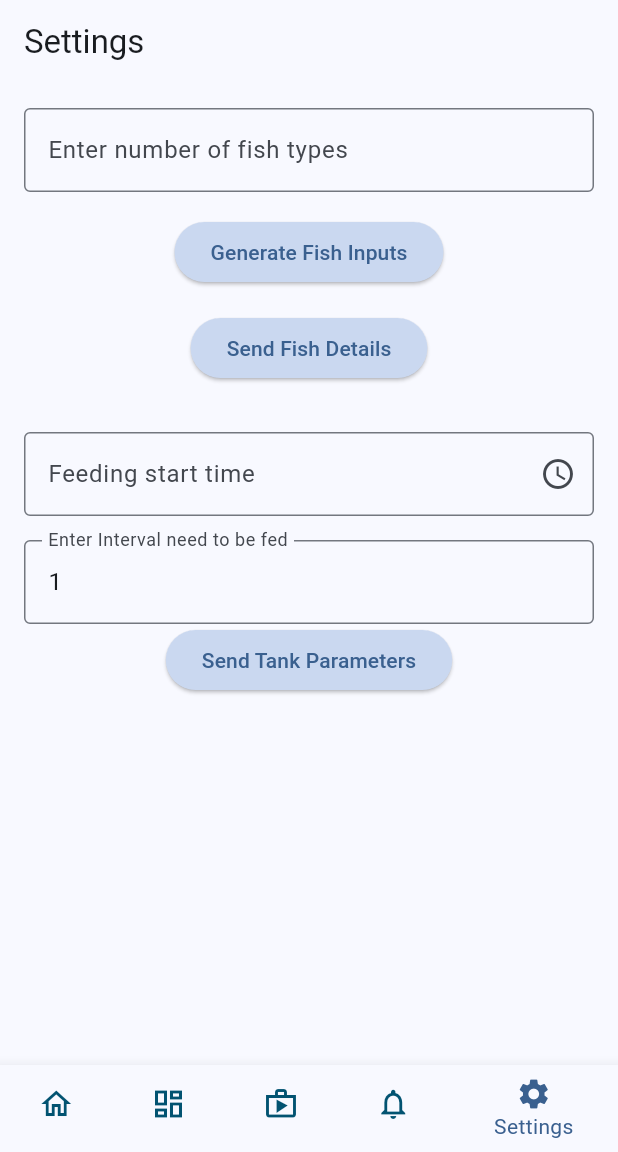
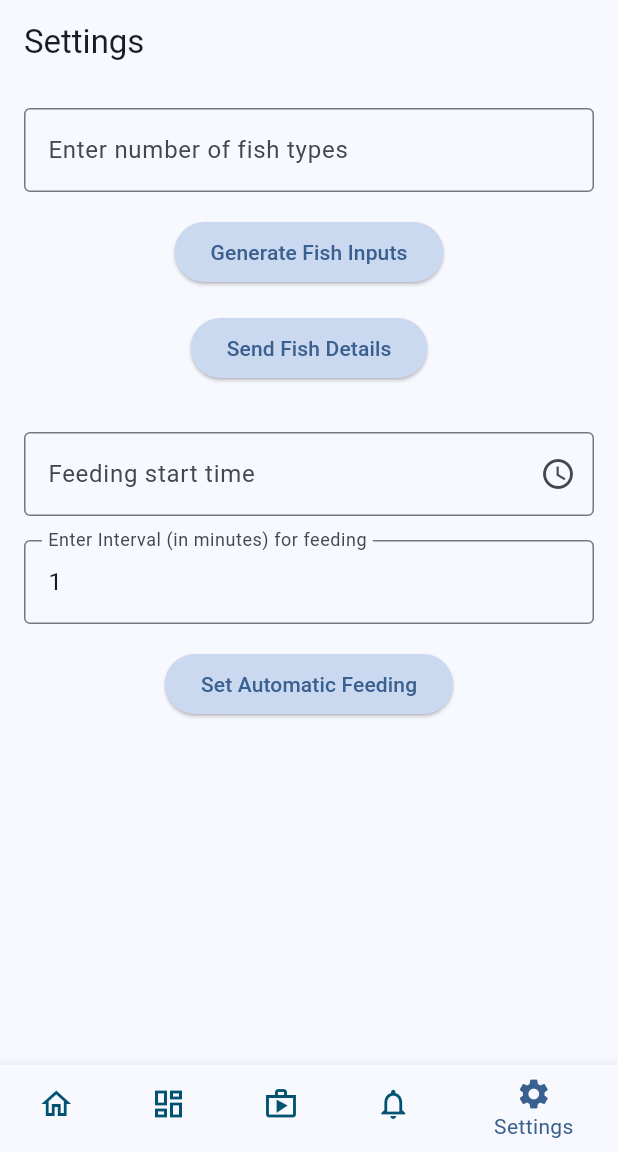
Before and after one commit to SahanEdirimanna/Aquaguard, a Flutter app: the screen it shows after launch, item 5 of the bottom bar chosen, on a phone screen of 412 x 824 dp, the part 84-1236 px from its top. Run offline on Flutter 3.47's test engine with Material 3 defaults, Android fonts, the phone set to English and light mode, and no system bars; network calls fail.

Commit message:
Time panel update and notifications update

```diff
--- a/lib/screens/dashboard.dart
+++ b/lib/screens/dashboard.dart
@@ -146,7 +146,9 @@ class DashboardPageState extends State<DashboardPage> {
                     Icon(Icons.access_time, color: Colors.blue, size: 20.0), // Icon
                     SizedBox(width: 8.0), // Spacing between icon and text
                     Text(
-                      'Last Fed Time',
+                      lastFeedTime.isBefore(DateTime.now())
+                        ? 'Last Fed Time'
+                        : 'Next Feeding Time',
                       style: TextStyle(fontSize: 14.0, fontWeight: FontWeight.bold), // Text
                       textAlign: TextAlign.center,
                     ),
@@ -166,7 +168,7 @@ class DashboardPageState extends State<DashboardPage> {
                     Icon(Icons.schedule, color: Colors.green, size: 20.0), // Icon
                     SizedBox(width: 8.0), // Spacing between icon and text
                     Text(
-                      'Next Feed Time',
+                      'Up next Feed Time ',
                       style: TextStyle(fontSize: 14.0, fontWeight: FontWeight.bold), // Text
                       textAlign: TextAlign.center,
                     ),
--- a/lib/screens/settings.dart
+++ b/lib/screens/settings.dart
@@ -258,15 +258,15 @@ class SettingsPageState extends State<SettingsPage> {
                 ),
               ),
               const SizedBox(height: 16.0),
-              TextField(
+                TextField(
                 controller: _intervalController,
-                keyboardType: TextInputType.number,
+                //keyboardType: TextInputType.number,
                 decoration: InputDecoration(
                   border: OutlineInputBorder(),
-                  labelText: 'Enter Interval need to be fed',
+                  labelText: 'Enter Interval (in minutes) for feeding',
                 ),
               ),
-                // const SizedBox(height: 16.0),
+              const SizedBox(height: 16.0),
                 // TextField(
                 //   controller: _tankSizeController,
                 //   keyboardType: TextInputType.number,
@@ -291,7 +291,7 @@ class SettingsPageState extends State<SettingsPage> {
                   backgroundColor: const Color.fromARGB(255, 202, 216, 240), // Set the background color
                   ),
                   onPressed: _sendTankParameters,
-                  child: Text('Send Tank Parameters'),
+                  child: Text('Set Automatic Feeding'),
                 ),
               ),
             ],
```
Also changed, not shown: lib/screens/notifications.dart (+28 -4 lines).
